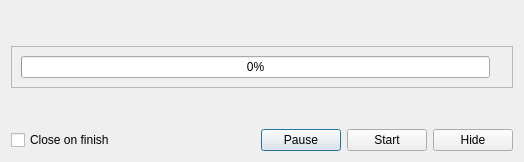
Before: the Qt Designer form eiskaltdcpp/ui/UIHashProgressDialog.ui in eiskaltdcpp/eiskaltdcpp, drawn with Qt 5.
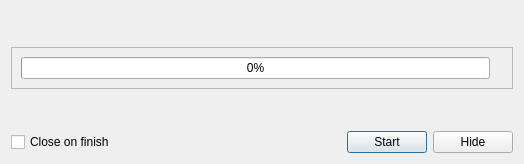
After: the same form once the commit is applied.

Diff of the .ui file:
```diff
--- a/eiskaltdcpp/ui/UIHashProgressDialog.ui
+++ b/eiskaltdcpp/ui/UIHashProgressDialog.ui
@@ -10,7 +10,7 @@
     <x>0</x>
     <y>0</y>
     <width>524</width>
-    <height>162</height>
+    <height>164</height>
    </rect>
   </property>
   <property name="contextMenuPolicy">
@@ -127,13 +127,6 @@
        </property>
       </spacer>
      </item>
-     <item>
-      <widget class="QPushButton" name="pushButton_PAUSE">
-       <property name="text">
-        <string>Pause</string>
-       </property>
-      </widget>
-     </item>
      <item>
       <widget class="QPushButton" name="pushButton_START">
        <property name="text">
```
